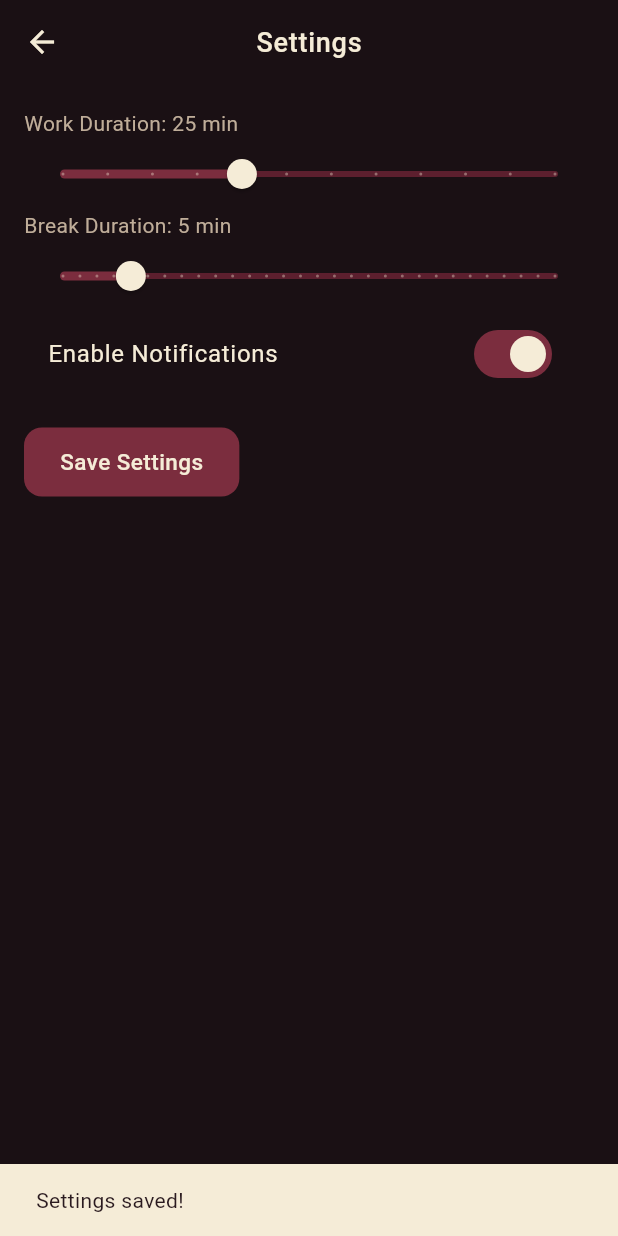
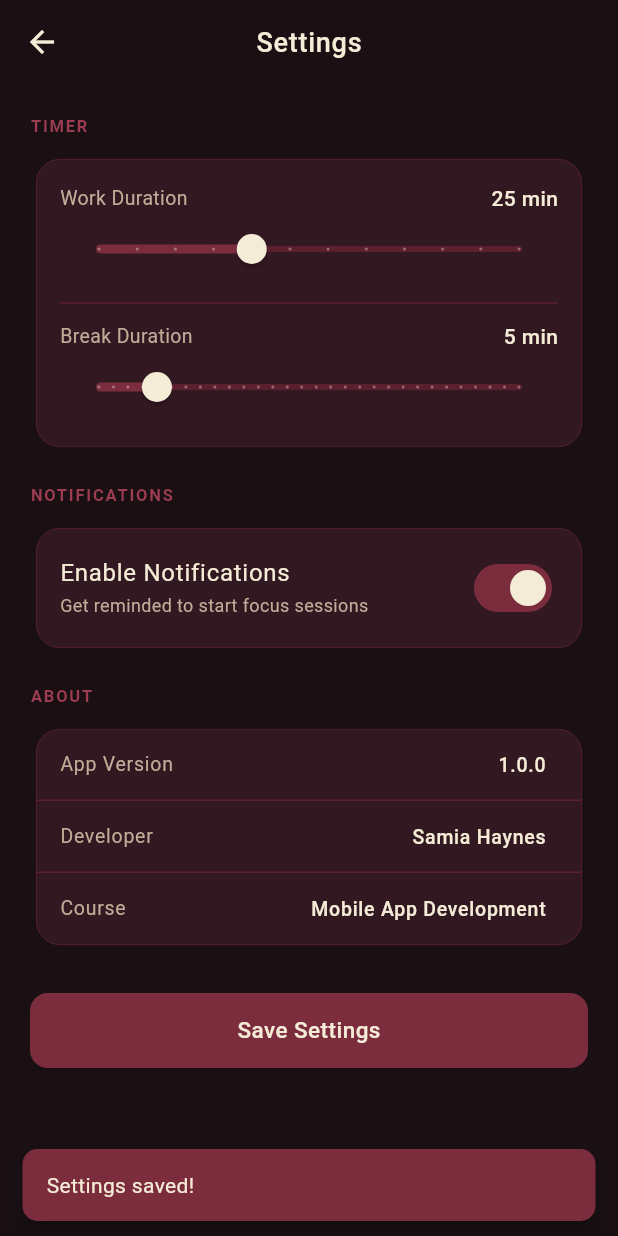
Before and after one commit to samia21-04/MusicDev, a Flutter app: the SettingsScreen screen opened directly, after a tap on "Save Settings", on a phone screen of 412 x 824 dp. Run offline on Flutter 3.47's test engine with Material 3 defaults, Android fonts, the light colour scheme and no system bars; our stand-ins replace just_audio, shared_preferences, sqflite; accounts and stored records are empty.

Commit message:
update app colors

```diff
--- a/musicdev/lib/screens/settings_screen.dart
+++ b/musicdev/lib/screens/settings_screen.dart
@@ -1,5 +1,6 @@
 import 'package:flutter/material.dart';
 import 'package:shared_preferences/shared_preferences.dart';
+import '../main.dart';
 
 class SettingsScreen extends StatefulWidget {
   const SettingsScreen({super.key});
@@ -34,8 +35,15 @@ class _SettingsScreenState extends State<SettingsScreen> {
     await prefs.setInt('break_duration', _breakDuration);
     await prefs.setBool('notifications', _notificationsEnabled);
 
+    if (!mounted) return;
     ScaffoldMessenger.of(context).showSnackBar(
-      const SnackBar(content: Text('Settings saved!')),
+      SnackBar(
+        backgroundColor: AppColors.maroon,
+        content: const Text('Settings saved!',
+            style: TextStyle(color: AppColors.cream)),
+        behavior: SnackBarBehavior.floating,
+        shape: RoundedRectangleBorder(borderRadius: BorderRadius.circular(10)),
+      ),
     );
   }
 
@@ -43,40 +51,154 @@ class _SettingsScreenState extends State<SettingsScreen> {
   Widget build(BuildContext context) {
     return Scaffold(
       appBar: AppBar(title: const Text('Settings')),
-      body: Padding(
-        padding: const EdgeInsets.all(16.0),
+      body: SingleChildScrollView(
+        padding: const EdgeInsets.all(20),
         child: Column(
           crossAxisAlignment: CrossAxisAlignment.start,
           children: [
-            Text('Work Duration: $_workDuration min'),
-            Slider(
-              value: _workDuration.toDouble(),
+
+            // ── Timer Settings ────────────────────────────
+            _sectionHeader('Timer'),
+            Card(
+              child: Padding(
+                padding: const EdgeInsets.all(16),
+                child: Column(
+                  children: [
+                    _sliderRow(
+                      label: 'Work Duration',
+                      value: _workDuration,
+                      suffix: 'min',
                       min: 5,
                       max: 60,
                       divisions: 11,
-              onChanged: (val) => setState(() => _workDuration = val.toInt()),
+                      onChanged: (val) =>
+                          setState(() => _workDuration = val.toInt()),
                     ),
-            Text('Break Duration: $_breakDuration min'),
-            Slider(
-              value: _breakDuration.toDouble(),
+                    const Divider(color: AppColors.maroonDark, height: 24),
+                    _sliderRow(
+                      label: 'Break Duration',
+                      value: _breakDuration,
+                      suffix: 'min',
                       min: 1,
                       max: 30,
                       divisions: 29,
-              onChanged: (val) => setState(() => _breakDuration = val.toInt()),
+                      onChanged: (val) =>
+                          setState(() => _breakDuration = val.toInt()),
                     ),
-            SwitchListTile(
-              title: const Text('Enable Notifications'),
-              value: _notificationsEnabled,
-              onChanged: (val) => setState(() => _notificationsEnabled = val),
+                  ],
+                ),
+              ),
             ),
             const SizedBox(height: 20),
-            ElevatedButton(
+
+            // ── Notifications ─────────────────────────────
+            _sectionHeader('Notifications'),
+            Card(
+              child: SwitchListTile(
+                contentPadding:
+                    const EdgeInsets.symmetric(horizontal: 16, vertical: 4),
+                title: const Text('Enable Notifications',
+                    style: TextStyle(color: AppColors.cream)),
+                subtitle: const Text('Get reminded to start focus sessions',
+                    style: TextStyle(
+                        color: AppColors.creamMuted, fontSize: 12)),
+                value: _notificationsEnabled,
+                onChanged: (val) =>
+                    setState(() => _notificationsEnabled = val),
+              ),
+            ),
+            const SizedBox(height: 20),
+
+            // ── App Info ──────────────────────────────────
+            _sectionHeader('About'),
+            Card(
+              child: Column(
+                children: [
+                  _infoTile('App Version', '1.0.0'),
+                  const Divider(color: AppColors.maroonDark, height: 0),
+                  _infoTile('Developer', 'Samia Haynes'),
+                  const Divider(color: AppColors.maroonDark, height: 0),
+                  _infoTile('Course', 'Mobile App Development'),
+                ],
+              ),
+            ),
+            const SizedBox(height: 28),
+
+            // ── Save Button ───────────────────────────────
+            SizedBox(
+              width: double.infinity,
+              child: ElevatedButton(
                 onPressed: _saveSettings,
-              child: const Text('Save Settings'),
+                style: ElevatedButton.styleFrom(
+                    padding: const EdgeInsets.symmetric(vertical: 16)),
+                child: const Text('Save Settings',
+                    style: TextStyle(fontSize: 15)),
+              ),
             ),
           ],
         ),
       ),
     );
   }
+
+  Widget _sectionHeader(String title) {
+    return Padding(
+      padding: const EdgeInsets.only(bottom: 10),
+      child: Text(
+        title.toUpperCase(),
+        style: const TextStyle(
+          fontSize: 11,
+          fontWeight: FontWeight.w600,
+          color: AppColors.maroonLight,
+          letterSpacing: 1.2,
+        ),
+      ),
+    );
   }
+
+  Widget _sliderRow({
+    required String label,
+    required int value,
+    required String suffix,
+    required double min,
+    required double max,
+    required int divisions,
+    required void Function(double) onChanged,
+  }) {
+    return Column(
+      crossAxisAlignment: CrossAxisAlignment.start,
+      children: [
+        Row(
+          mainAxisAlignment: MainAxisAlignment.spaceBetween,
+          children: [
+            Text(label,
+                style: const TextStyle(
+                    color: AppColors.creamMuted, fontSize: 13)),
+            Text('$value $suffix',
+                style: const TextStyle(
+                    color: AppColors.cream, fontWeight: FontWeight.w500)),
+          ],
+        ),
+        Slider(
+          value: value.toDouble(),
+          min: min,
+          max: max,
+          divisions: divisions,
+          onChanged: onChanged,
+        ),
+      ],
+    );
+  }
+
+  Widget _infoTile(String label, String value) {
+    return ListTile(
+      dense: true,
+      title: Text(label,
+          style: const TextStyle(
+              color: AppColors.creamMuted, fontSize: 13)),
+      trailing: Text(value,
+          style: const TextStyle(
+              color: AppColors.cream, fontSize: 13)),
+    );
+  }
+}
```
Lines whose indentation alone changed are shown as unchanged.
